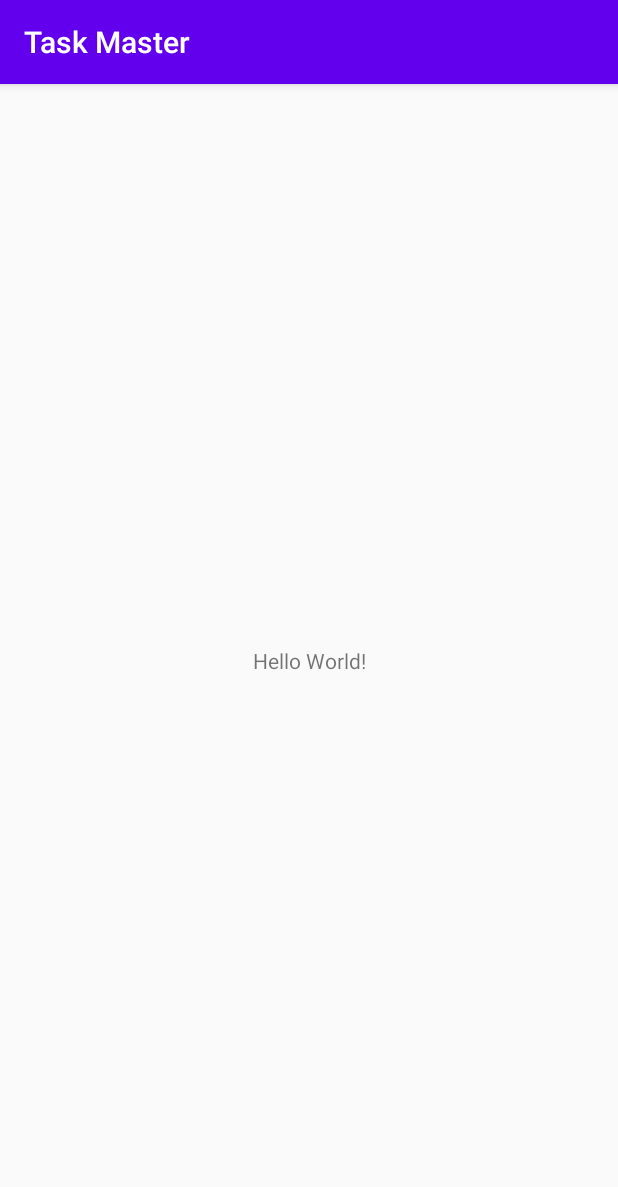
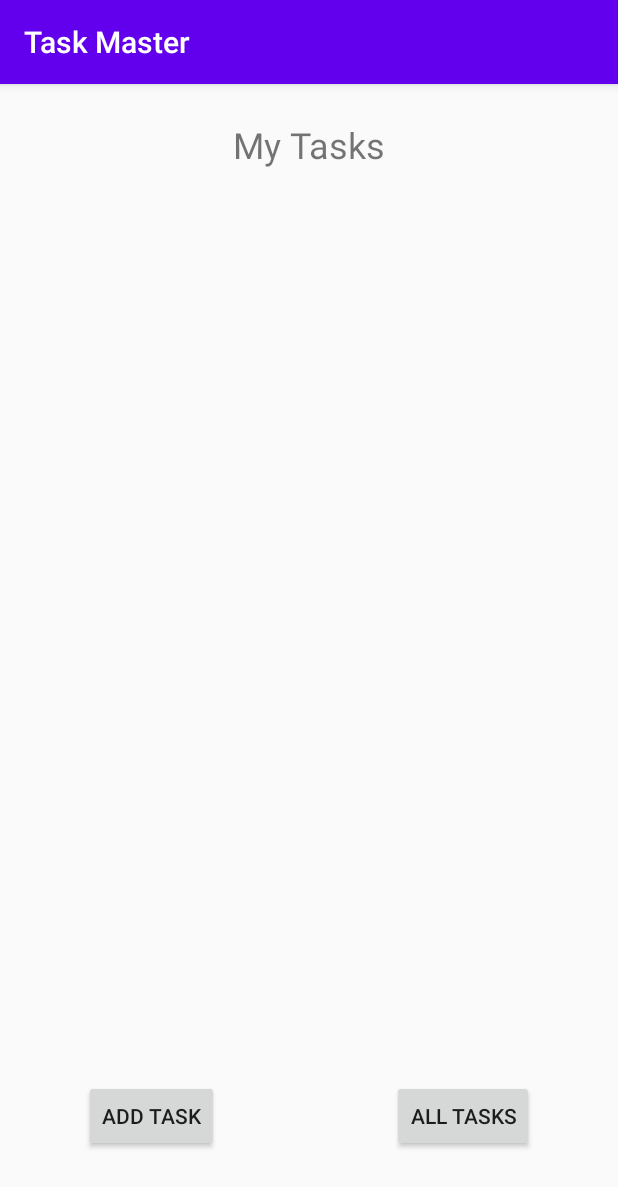
Before and after one commit to MKAbuMattar/taskmaster, an Android app: the screen it shows after launch (MainActivity), on a phone screen of 412 x 824 dp. Shown: the top 1187 px of the screen. Run offline under Robolectric (Android 15) with nearby library versions, the phone set to English and light mode, and no system bars.

Commit message:
main activity

```diff
--- a/app/build.gradle
+++ b/app/build.gradle
@@ -3,7 +3,8 @@ plugins {
 }
 
 android {
-    compileSdk 31
+    compileSdkVersion 30
+    buildToolsVersion "30.0.2"
 
     defaultConfig {
         applicationId "com.taskmaster"
--- a/app/src/main/AndroidManifest.xml
+++ b/app/src/main/AndroidManifest.xml
@@ -18,6 +18,8 @@
                 <category android:name="android.intent.category.LAUNCHER" />
             </intent-filter>
         </activity>
+        <activity android:name=".AllTasks" />
+        <activity android:name=".AddTask" />
     </application>
 
 </manifest>
--- a/app/src/main/java/com/taskmaster/AddTask.java
+++ b/app/src/main/java/com/taskmaster/AddTask.java
@@ -7,6 +7,15 @@ import android.widget.Button;
 import android.widget.TextView;
 
 public class AddTask extends AppCompatActivity {
+
+
+  private View.OnClickListener newTaskCreateListener = new View.OnClickListener() {
+    public void onClick(View v) {
+      TextView successLabel = findViewById(R.id.newTaskSubmitSuccess);
+      successLabel.setVisibility(View.VISIBLE);
+
+    }
+  };
 
   @Override
   protected void onCreate(Bundle savedInstanceState) {
@@ -20,10 +29,4 @@ public class AddTask extends AppCompatActivity {
     newTaskCreateButton.setOnClickListener(newTaskCreateListener);
   }
 
-  private View.OnClickListener newTaskCreateListener = new View.OnClickListener() {
-    public void onClick(View v) {
-      TextView successLabel = findViewById(R.id.newTaskSubmitSuccess);
-      successLabel.setVisibility(View.VISIBLE);
-    }
-  };
 }
--- a/app/src/main/java/com/taskmaster/AllTasks.java
+++ b/app/src/main/java/com/taskmaster/AllTasks.java
@@ -1,7 +1,9 @@
 package com.taskmaster;
 
+import android.content.Intent;
 import android.os.Bundle;
 import android.support.v7.app.AppCompatActivity;
+import android.widget.Button;
 
 public class AllTasks extends AppCompatActivity {
 
@@ -10,4 +12,5 @@ public class AllTasks extends AppCompatActivity {
     super.onCreate(savedInstanceState);
     setContentView(R.layout.activity_all_tasks);
   }
+
 }
--- a/app/src/main/java/com/taskmaster/MainActivity.java
+++ b/app/src/main/java/com/taskmaster/MainActivity.java
@@ -3,19 +3,23 @@ package com.taskmaster;
 import android.content.Intent;
 import android.support.v7.app.AppCompatActivity;
 import android.os.Bundle;
+import android.util.Log;
 import android.view.View;
+import android.widget.Button;
+import android.widget.Toast;
 
 public class MainActivity extends AppCompatActivity {
 
-  @Override
+    @Override
   protected void onCreate(Bundle savedInstanceState) {
     super.onCreate(savedInstanceState);
     setContentView(R.layout.activity_main);
-  }
 
-  @Override
-  protected void onResume() {
-    super.onResume();
+    Button newTaskButton = findViewById(R.id.addTaskButton);
+    newTaskButton.setOnClickListener(goToNewTaskCreator);
+
+    Button allTasksButton = findViewById(R.id.allTasksButton);
+    allTasksButton.setOnClickListener(goToAllTasks);
   }
 
   private View.OnClickListener goToNewTaskCreator = new View.OnClickListener() {
@@ -31,4 +35,6 @@ public class MainActivity extends AppCompatActivity {
       startActivity(i);
     }
   };
+
+
 }
--- a/app/src/main/res/layout/activity_all_tasks.xml
+++ b/app/src/main/res/layout/activity_all_tasks.xml
@@ -12,7 +12,7 @@
         android:layout_width="wrap_content"
         android:layout_height="wrap_content"
         android:layout_marginTop="24dp"
-        android:text="All Tasks"
+        android:text="@string/all_tasks"
         android:textSize="24sp"
         app:layout_constraintEnd_toEndOf="parent"
         app:layout_constraintStart_toStartOf="parent"
--- a/app/src/main/res/layout/activity_main.xml
+++ b/app/src/main/res/layout/activity_main.xml
@@ -1,5 +1,6 @@
 <?xml version="1.0" encoding="utf-8"?>
-<android.support.constraint.ConstraintLayout xmlns:android="http://schemas.android.com/apk/res/android"
+<android.support.constraint.ConstraintLayout
+    xmlns:android="http://schemas.android.com/apk/res/android"
     xmlns:app="http://schemas.android.com/apk/res-auto"
     xmlns:tools="http://schemas.android.com/tools"
     android:layout_width="match_parent"
@@ -7,12 +8,46 @@
     tools:context=".MainActivity">
 
     <TextView
+        android:id="@+id/myTasks"
         android:layout_width="wrap_content"
         android:layout_height="wrap_content"
-        android:text="Hello World!"
-        app:layout_constraintBottom_toBottomOf="parent"
-        app:layout_constraintLeft_toLeftOf="parent"
-        app:layout_constraintRight_toRightOf="parent"
+        android:layout_marginTop="24dp"
+        android:text="@string/my_tasks"
+        android:textSize="24sp"
+        app:layout_constraintEnd_toEndOf="parent"
+        app:layout_constraintStart_toStartOf="parent"
         app:layout_constraintTop_toTopOf="parent" />
 
+    <ImageView
+        android:id="@+id/imageView"
+        android:layout_width="296dp"
+        android:layout_height="513dp"
+        android:layout_marginTop="24dp"
+        android:contentDescription="@string/tasks_image_placeholder"
+        app:layout_constraintEnd_toEndOf="parent"
+        app:layout_constraintStart_toStartOf="parent"
+        app:layout_constraintTop_toBottomOf="@+id/myTasks"
+        tools:srcCompat="@tools:sample/avatars[1]" />
+
+    <Button
+        android:id="@+id/allTasksButton"
+        android:layout_width="wrap_content"
+        android:layout_height="wrap_content"
+        android:layout_marginEnd="56dp"
+        android:layout_marginBottom="56dp"
+        android:text="@string/all_tasks"
+        app:layout_constraintBottom_toBottomOf="parent"
+        app:layout_constraintEnd_toEndOf="parent" />
+
+    <Button
+        android:id="@+id/addTaskButton"
+        android:layout_width="wrap_content"
+        android:layout_height="wrap_content"
+        android:layout_marginStart="56dp"
+        android:layout_marginBottom="56dp"
+        android:text="@string/add_task"
+        app:layout_constraintBottom_toBottomOf="parent"
+        app:layout_constraintStart_toStartOf="parent" />
+
+
 </android.support.constraint.ConstraintLayout>
--- a/app/src/main/res/values/strings.xml
+++ b/app/src/main/res/values/strings.xml
@@ -5,4 +5,7 @@
     <string name="add_task">Add Task</string>
     <string name="task_name">Task Name</string>
     <string name="create_new_task">Create New Task</string>
+    <string name="my_tasks">My Tasks</string>
+    <string name="tasks_image_placeholder">Tasks Image Placeholder</string>
+    <string name="all_tasks">All Tasks</string>
 </resources>
```
